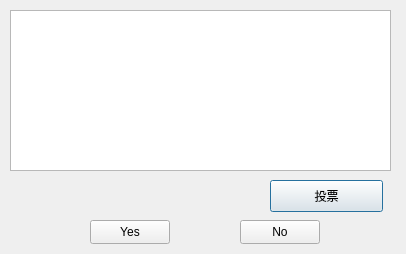
First picture: the form in newClient/vote.ui, repository Bakser/Werewolf, before the edit.
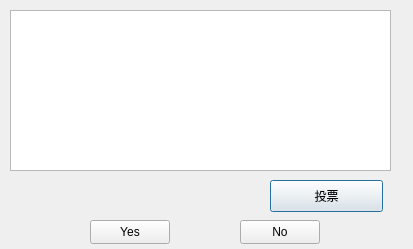
Second picture: the form after the edit.

The edit to the form file:
```diff
--- a/newClient/vote.ui
+++ b/newClient/vote.ui
@@ -6,8 +6,8 @@
    <rect>
     <x>0</x>
     <y>0</y>
-    <width>406</width>
-    <height>254</height>
+    <width>413</width>
+    <height>249</height>
    </rect>
   </property>
   <property name="windowTitle">
```
